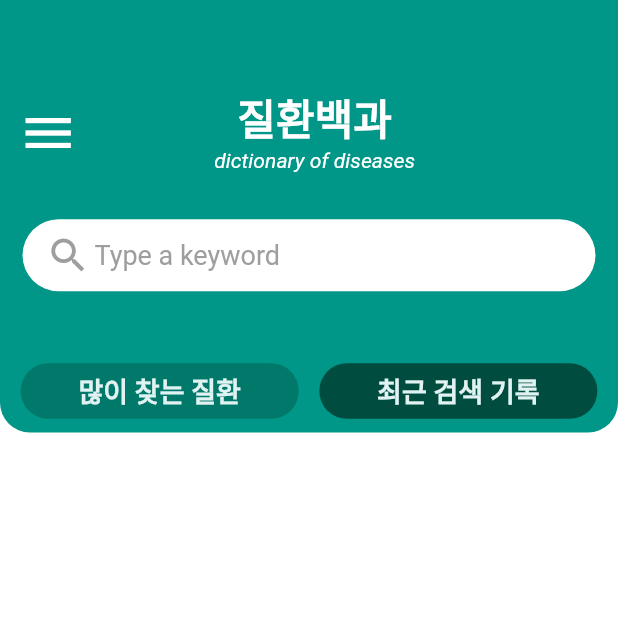
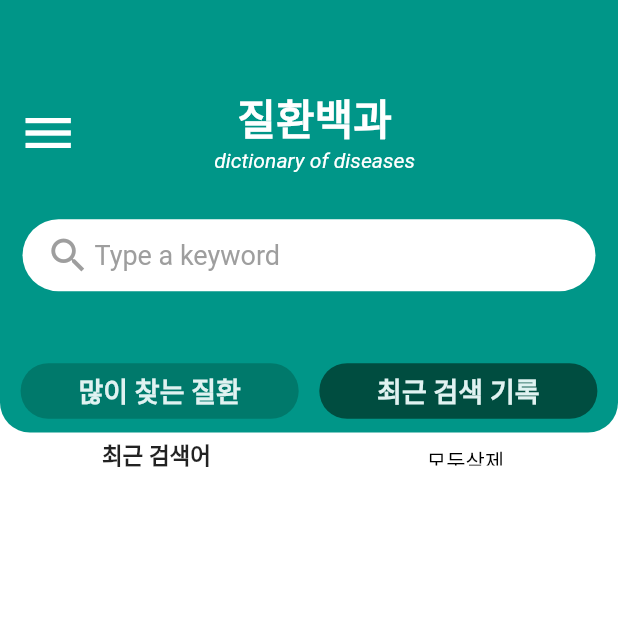
Before and after one commit to akdlcnd0994/flutterDEBG, a Flutter app: the DicionaryScreen screen opened directly, after a tap on "최근 검색 기록", on a phone screen of 412 x 824 dp, the top half of it. Run offline on Flutter 3.47's test engine with Material 2 defaults, Android fonts, the phone set to English and light mode, and no system bars; our stand-ins replace cloud_firestore, date_format, firebase_auth, firebase_core, flutter_blue_plus and 1 more; missing offline and left inert: dart:ffi, flutter_bluetooth_serial_ble; accounts and stored records are empty; network calls fail.

Commit message:
Update dictionary_screen.dart

```diff
--- a/lib/screens/dictionary_screen.dart
+++ b/lib/screens/dictionary_screen.dart
@@ -48,8 +48,6 @@ class _DicionaryScreenState extends State<DicionaryScreen> {
       print(temp);
       recent = temp.split('\n');
     }
-
-    recent = recent.reversed.toList();
   }
 
   SizedBox myBox = const SizedBox();
@@ -223,7 +221,7 @@ class _DicionaryScreenState extends State<DicionaryScreen> {
                                           r = r.replaceAll(
                                               RegExp('[\r\n]'), "");
                                           diseases = r.split("㉾");
-                                          print(diseases);
+
                                           setState(() {
                                             myBox = newMethod(
                                                 context, height, width, true);
@@ -312,6 +310,7 @@ class _DicionaryScreenState extends State<DicionaryScreen> {
   }
 
   SizedBox newMethod(BuildContext context, height, double width, bool tf) {
+    List<String> stemp = List.from(recent.reversed);
     SizedBox sb = const SizedBox();
     if (tf) {
       sb = SizedBox(
@@ -320,8 +319,21 @@ class _DicionaryScreenState extends State<DicionaryScreen> {
           physics: const BouncingScrollPhysics(),
           child: Column(
             children: [
+              const Row(
+                mainAxisAlignment: MainAxisAlignment.spaceAround,
+                children: [
+                  Text(
+                    '많이찾는 질환',
+                    style: TextStyle(fontSize: 15, fontWeight: FontWeight.bold),
+                  ),
+                  Text(
+                    '',
+                  ),
+                ],
+              ),
               for (String disease in diseases)
-                if (disease != '') poKeyword(context, disease, height, width),
+                if (disease != '')
+                  poKeyword(context, disease, height, width, tf),
               SizedBox(
                 height: height * 0.095,
               )
@@ -336,8 +348,40 @@ class _DicionaryScreenState extends State<DicionaryScreen> {
           physics: const BouncingScrollPhysics(),
           child: Column(
             children: [
-              for (String str in recent)
-                if (str != '') poKeyword(context, str, height, width),
+              Column(
+                children: [
+                  SizedBox(
+                    height: 30,
+                    child: Row(
+                      mainAxisAlignment: MainAxisAlignment.spaceAround,
+                      children: [
+                        const Text(
+                          '최근 검색어',
+                          style: TextStyle(
+                              fontSize: 15, fontWeight: FontWeight.bold),
+                        ),
+                        Row(
+                          children: [
+                            TextButton(
+                              onPressed: () {
+                                prefs.clear();
+                                recent = [];
+                                setState(() {
+                                  myBox = newMethod(context, height, width, tf);
+                                });
+                              },
+                              child: const Text('모두삭제',
+                                  style: TextStyle(color: Colors.black)),
+                            ),
+                          ],
+                        ),
+                      ],
+                    ),
+                  ),
+                ],
+              ),
+              for (String str in stemp)
+                if (str != '') poKeyword(context, str, height, width, tf),
               SizedBox(
                 height: height * 0.095,
               )
@@ -349,8 +393,8 @@ class _DicionaryScreenState extends State<DicionaryScreen> {
     return sb;
   }
 
-  Container poKeyword(
-      BuildContext context, String disease, double height, double width) {
+  Container poKeyword(BuildContext context, String disease, double height,
+      double width, bool tf) {
     return Container(
       decoration: BoxDecoration(
         border: Border(
@@ -362,7 +406,14 @@ class _DicionaryScreenState extends State<DicionaryScreen> {
         child: InkWell(
           splashColor: Colors.grey,
           onTap: () {
-            DictionaryInfo().sendDataToJSP(context, disease);
+            if (tf) {
+              DictionaryInfo().sendDataToJSP(context, disease);
+            } else {
+              Navigator.push(
+                  context,
+                  MaterialPageRoute(
+                      builder: (context) => HealthInfoListScreen('', disease)));
+            }
           },
           child: SizedBox(
             height: height * 0.0545,
@@ -370,13 +421,36 @@ class _DicionaryScreenState extends State<DicionaryScreen> {
             child: Padding(
               padding: EdgeInsets.only(left: (width * 0.1)),
               child: Row(
-                mainAxisAlignment: MainAxisAlignment.start,
+                mainAxisAlignment: MainAxisAlignment.spaceBetween,
                 children: [
-                  Text(
-                    disease,
-                    style: const TextStyle(
-                        fontSize: 14, fontWeight: FontWeight.w600),
+                  Row(
+                    children: [
+                      const Icon(Icons.search),
+                      const SizedBox(
+                        width: 10,
+                      ),
+                      Text(
+                        disease,
+                        style: const TextStyle(
+                            fontSize: 14, fontWeight: FontWeight.w600),
+                      ),
+                    ],
                   ),
+                  if (!tf)
+                    IconButton(
+                      icon: const Icon(Icons.close),
+                      onPressed: () {
+                        recent.remove(disease);
+                        String temp = '';
+                        for (String str in recent) {
+                          temp += '\n$str';
+                        }
+                        prefs.setString('recent', temp);
+                        setState(() {
+                          myBox = newMethod(context, height, width, tf);
+                        });
+                      },
+                    ),
                 ],
               ),
             ),
```
